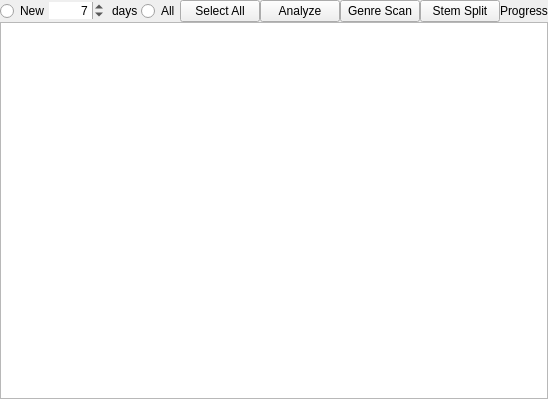
Before: the Qt Designer form src/library/analysis/dlganalysis.ui in DJ-Joel/mixxx, drawn with Qt 5.
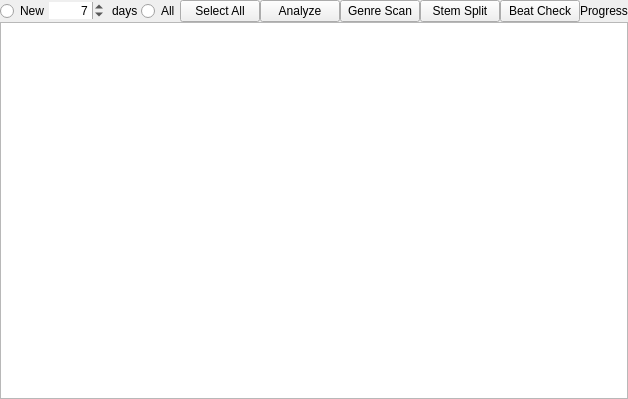
After: the same form once the commit is applied.

Commit message: Auto DJ: beat check - a second beat finder (Beat This!), Fix or Ignore on the Analyze page

What changed in the file:
```diff
--- a/src/library/analysis/dlganalysis.ui
+++ b/src/library/analysis/dlganalysis.ui
@@ -171,6 +171,16 @@
          </property>
         </widget>
        </item>
+       <item>
+        <widget class="QPushButton" name="pushButtonBeatCheck">
+         <property name="focusPolicy">
+          <enum>Qt::NoFocus</enum>
+         </property>
+         <property name="text">
+          <string>Beat Check</string>
+         </property>
+        </widget>
+       </item>
        <item>
         <widget class="QLabel" name="labelProgress">
          <property name="text">
```
The commit also changes 16 other files.
